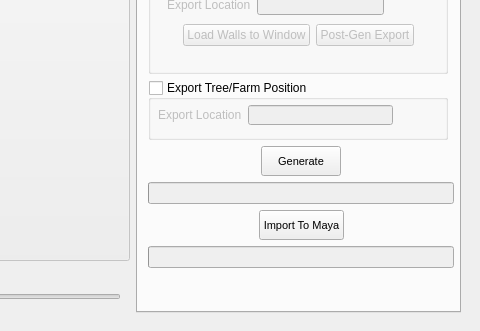
The window that ui/pythonUI.ui (matttraynar/Terrain) describes before a commit, drawn with Qt 5; both pictures show x 620 to 1100 and y 544 to 875 of the 1100 by 875 pixel window.
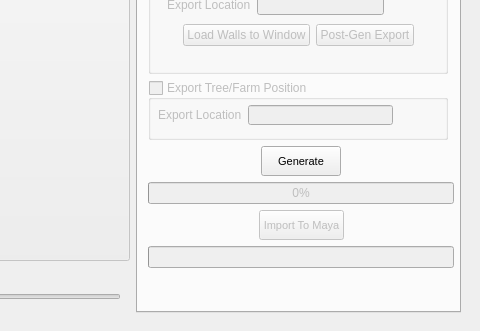
The same window after the commit. The open tabs and pages were chosen to show the change. Icons and pictures are not drawn.

Commit message: Updated to import UI and set UI back to default

The edit to the form file:
```diff
--- a/ui/pythonUI.ui
+++ b/ui/pythonUI.ui
@@ -1807,6 +1807,9 @@
                 </item>
                 <item>
                  <widget class="QGroupBox" name="groupBox_5">
+                  <property name="enabled">
+                   <bool>false</bool>
+                  </property>
                   <property name="minimumSize">
                    <size>
                     <width>300</width>
@@ -1983,8 +1986,11 @@
                   <property name="value">
                    <number>0</number>
                   </property>
+                  <property name="alignment">
+                   <set>Qt::AlignCenter</set>
+                  </property>
                   <property name="textVisible">
-                   <bool>false</bool>
+                   <bool>true</bool>
                   </property>
                  </widget>
                 </item>
@@ -2006,7 +2012,7 @@
                   <item>
                    <widget class="QPushButton" name="importButton">
                     <property name="enabled">
-                     <bool>true</bool>
+                     <bool>false</bool>
                     </property>
                     <property name="minimumSize">
                      <size>
```
Left out of the diff: 2 changed lines with no effect on the pictures. The commit also changes 3 other files.
